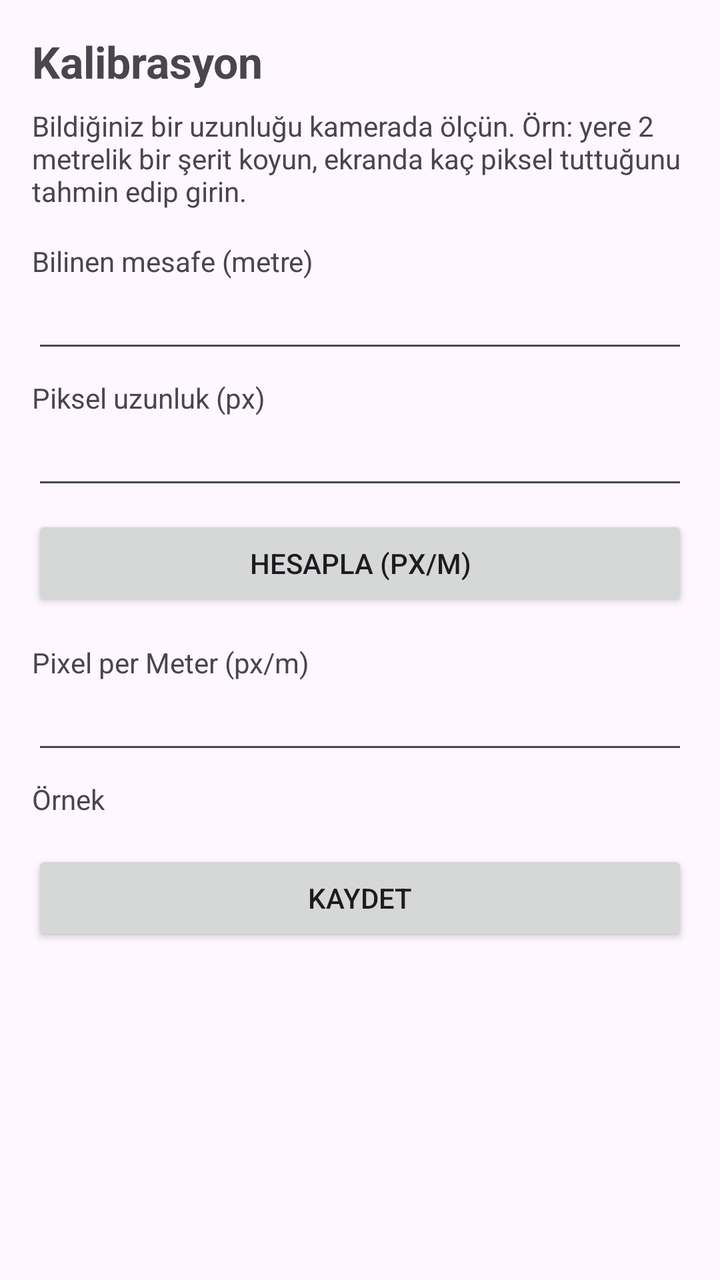
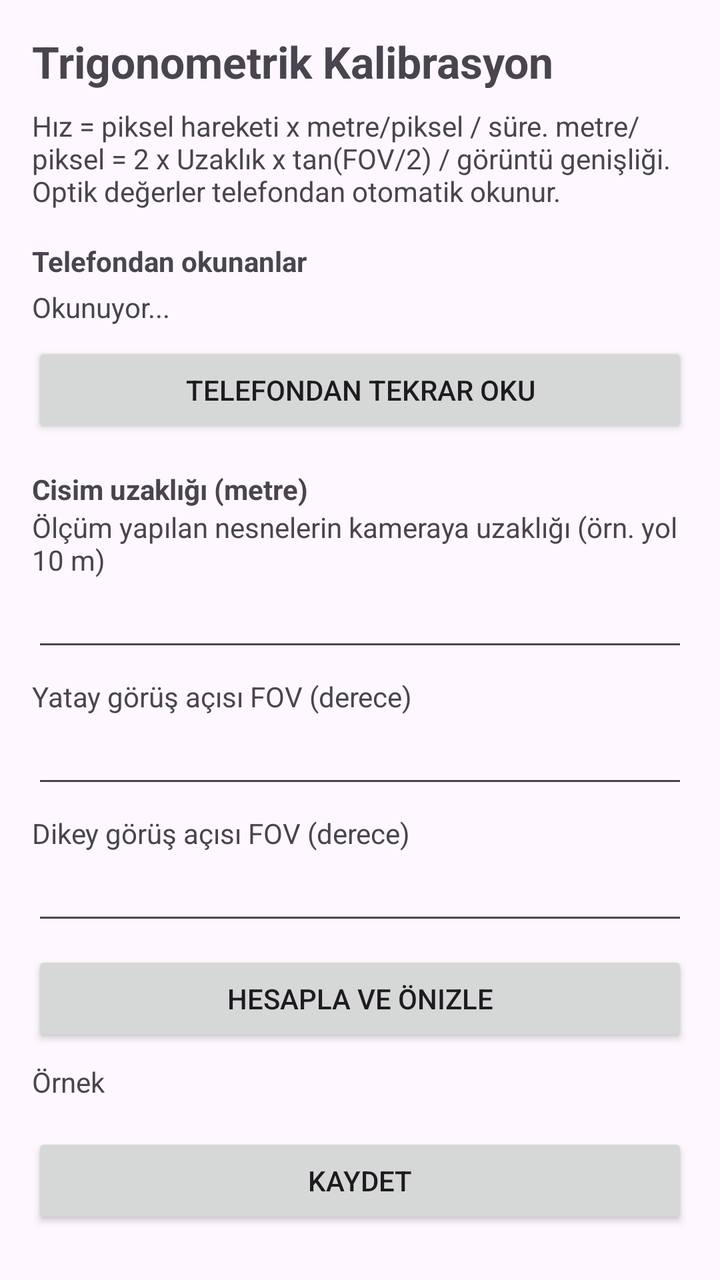

Two renders of the same Android screen: before a commit and after it. Below are the layout's source before the change and the commit's diff.
<!-- AndroidManifest.xml: application theme Theme.SpeedCam -->
<!-- res/layout/activity_calibration.xml -->
<?xml version="1.0" encoding="utf-8"?>
<ScrollView xmlns:android="http://schemas.android.com/apk/res/android"
    android:layout_width="match_parent"
    android:layout_height="match_parent"
    android:padding="16dp">

    <LinearLayout
        android:layout_width="match_parent"
        android:layout_height="wrap_content"
        android:orientation="vertical">

        <TextView
            android:layout_width="wrap_content"
            android:layout_height="wrap_content"
            android:text="Kalibrasyon"
            android:textSize="22sp"
            android:textStyle="bold" />

        <TextView
            android:layout_width="wrap_content"
            android:layout_height="wrap_content"
            android:layout_marginTop="8dp"
            android:text="Bildiğiniz bir uzunluğu kamerada ölçün. Örn: yere 2 metrelik bir şerit koyun, ekranda kaç piksel tuttuğunu tahmin edip girin." />

        <TextView android:layout_width="wrap_content" android:layout_height="wrap_content"
            android:layout_marginTop="16dp" android:text="Bilinen mesafe (metre)" />
        <EditText android:id="@+id/etKnown"
            android:layout_width="match_parent" android:layout_height="wrap_content"
            android:inputType="numberDecimal" />

        <TextView android:layout_width="wrap_content" android:layout_height="wrap_content"
            android:layout_marginTop="8dp" android:text="Piksel uzunluk (px)" />
        <EditText android:id="@+id/etPixels"
            android:layout_width="match_parent" android:layout_height="wrap_content"
            android:inputType="numberDecimal" />

        <Button android:id="@+id/btnCalc"
            android:layout_width="match_parent" android:layout_height="wrap_content"
            android:layout_marginTop="8dp" android:text="Hesapla (px/m)" />

        <TextView android:layout_width="wrap_content" android:layout_height="wrap_content"
            android:layout_marginTop="16dp" android:text="Pixel per Meter (px/m)" />
        <EditText android:id="@+id/etPpm"
            android:layout_width="match_parent" android:layout_height="wrap_content"
            android:inputType="numberDecimal" />

        <TextView android:id="@+id/tvExample"
            android:layout_width="wrap_content" android:layout_height="wrap_content"
            android:layout_marginTop="8dp" android:text="Örnek" />

        <Button android:id="@+id/btnSave"
            android:layout_width="match_parent" android:layout_height="wrap_content"
            android:layout_marginTop="16dp" android:text="Kaydet" />
    </LinearLayout>
</ScrollView>
<!-- resources referenced by this layout -->
<resources>
  <style name="Theme.SpeedCam" parent="Theme.Material3.DayNight.NoActionBar" />
</resources>

<!-- the commit's change to res/layout/activity_calibration.xml (unified diff, before → after) -->
@@ -12,7 +12,7 @@
         <TextView
             android:layout_width="wrap_content"
             android:layout_height="wrap_content"
-            android:text="Kalibrasyon"
+            android:text="Trigonometrik Kalibrasyon"
             android:textSize="22sp"
             android:textStyle="bold" />
 
@@ -20,29 +20,41 @@
             android:layout_width="wrap_content"
             android:layout_height="wrap_content"
             android:layout_marginTop="8dp"
-            android:text="Bildiğiniz bir uzunluğu kamerada ölçün. Örn: yere 2 metrelik bir şerit koyun, ekranda kaç piksel tuttuğunu tahmin edip girin." />
+            android:text="Hız = piksel hareketi x metre/piksel / süre. metre/piksel = 2 x Uzaklık x tan(FOV/2) / görüntü genişliği. Optik değerler telefondan otomatik okunur." />
 
         <TextView android:layout_width="wrap_content" android:layout_height="wrap_content"
-            android:layout_marginTop="16dp" android:text="Bilinen mesafe (metre)" />
-        <EditText android:id="@+id/etKnown"
+            android:layout_marginTop="16dp" android:text="Telefondan okunanlar" android:textStyle="bold" />
+        <TextView android:id="@+id/tvOptics"
+            android:layout_width="match_parent" android:layout_height="wrap_content"
+            android:layout_marginTop="4dp" android:text="Okunuyor..." />
+
+        <Button android:id="@+id/btnRefreshOptics"
+            android:layout_width="match_parent" android:layout_height="wrap_content"
+            android:layout_marginTop="8dp" android:text="Telefondan tekrar oku" />
+
+        <TextView android:layout_width="wrap_content" android:layout_height="wrap_content"
+            android:layout_marginTop="16dp" android:text="Cisim uzaklığı (metre)" android:textStyle="bold" />
+        <TextView android:layout_width="wrap_content" android:layout_height="wrap_content"
+            android:text="Ölçüm yapılan nesnelerin kameraya uzaklığı (örn. yol 10 m)" />
+        <EditText android:id="@+id/etDistance"
             android:layout_width="match_parent" android:layout_height="wrap_content"
             android:inputType="numberDecimal" />
 
         <TextView android:layout_width="wrap_content" android:layout_height="wrap_content"
-            android:layout_marginTop="8dp" android:text="Piksel uzunluk (px)" />
-        <EditText android:id="@+id/etPixels"
+            android:layout_marginTop="8dp" android:text="Yatay görüş açısı FOV (derece)" />
+        <EditText android:id="@+id/etFovH"
+            android:layout_width="match_parent" android:layout_height="wrap_content"
+            android:inputType="numberDecimal" />
+
+        <TextView android:layout_width="wrap_content" android:layout_height="wrap_content"
+            android:layout_marginTop="8dp" android:text="Dikey görüş açısı FOV (derece)" />
+        <EditText android:id="@+id/etFovV"
             android:layout_width="match_parent" android:layout_height="wrap_content"
             android:inputType="numberDecimal" />
 
         <Button android:id="@+id/btnCalc"
             android:layout_width="match_parent" android:layout_height="wrap_content"
-            android:layout_marginTop="8dp" android:text="Hesapla (px/m)" />
-
-        <TextView android:layout_width="wrap_content" android:layout_height="wrap_content"
-            android:layout_marginTop="16dp" android:text="Pixel per Meter (px/m)" />
-        <EditText android:id="@+id/etPpm"
-            android:layout_width="match_parent" android:layout_height="wrap_content"
-            android:inputType="numberDecimal" />
+            android:layout_marginTop="8dp" android:text="Hesapla ve önizle" />
 
         <TextView android:id="@+id/tvExample"
             android:layout_width="wrap_content" android:layout_height="wrap_content"
